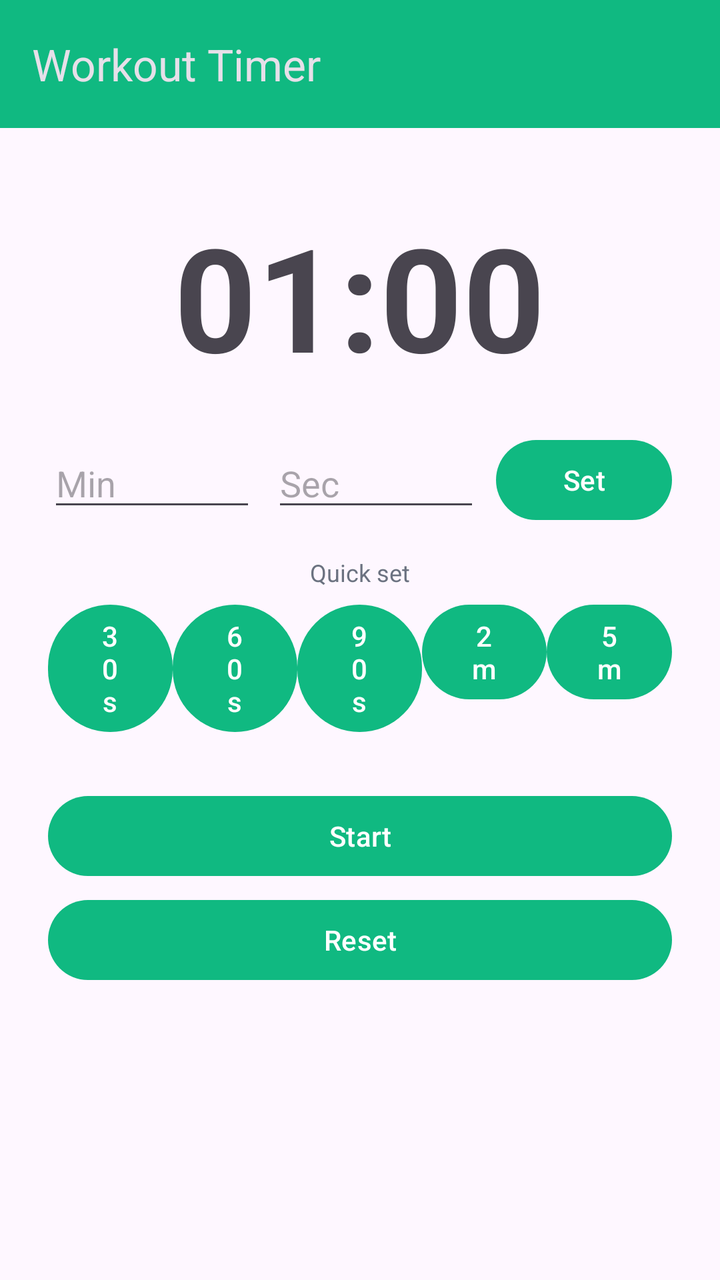
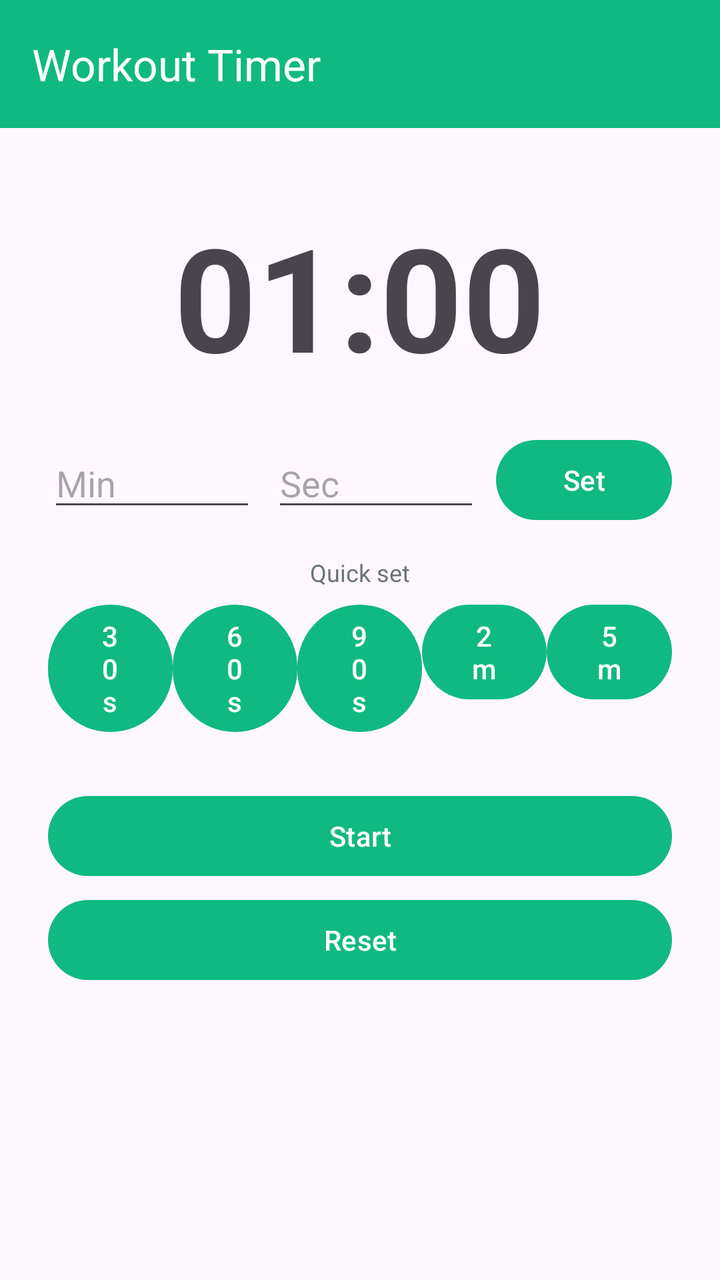

Before-and-after screenshots of an Android layout around one commit, followed by the original layout XML and the change that was made.
<!-- AndroidManifest.xml: application theme Theme.StepCoin -->
<!-- res/layout/activity_timer.xml -->
<?xml version="1.0" encoding="utf-8"?>
<LinearLayout xmlns:android="http://schemas.android.com/apk/res/android"
    xmlns:app="http://schemas.android.com/apk/res-auto"
    android:layout_width="match_parent"
    android:layout_height="match_parent"
    android:orientation="vertical">

    <com.google.android.material.appbar.MaterialToolbar
        android:id="@+id/toolbar"
        android:layout_width="match_parent"
        android:layout_height="?attr/actionBarSize"
        android:background="@color/primary"
        android:theme="@style/ThemeOverlay.Material3.Dark"
        app:title="Workout Timer" />

    <ScrollView
        android:layout_width="match_parent"
        android:layout_height="match_parent">

        <LinearLayout
            android:layout_width="match_parent"
            android:layout_height="wrap_content"
            android:orientation="vertical"
            android:gravity="center_horizontal"
            android:padding="24dp">

            <TextView
                android:id="@+id/timeTv"
                android:layout_width="wrap_content"
                android:layout_height="wrap_content"
                android:text="01:00"
                android:textSize="72sp"
                android:textStyle="bold"
                android:layout_marginTop="12dp"
                android:layout_marginBottom="20dp" />

            
            <LinearLayout
                android:layout_width="match_parent"
                android:layout_height="wrap_content"
                android:orientation="horizontal"
                android:gravity="center_vertical">
                <EditText
                    android:id="@+id/minInput"
                    android:layout_width="0dp"
                    android:layout_height="wrap_content"
                    android:layout_weight="1"
                    android:hint="Min"
                    android:inputType="number"
                    android:layout_marginEnd="8dp" />
                <EditText
                    android:id="@+id/secInput"
                    android:layout_width="0dp"
                    android:layout_height="wrap_content"
                    android:layout_weight="1"
                    android:hint="Sec"
                    android:inputType="number"
                    android:layout_marginEnd="8dp" />
                <Button
                    android:id="@+id/setBtn"
                    android:layout_width="wrap_content"
                    android:layout_height="wrap_content"
                    android:text="Set" />
            </LinearLayout>

            <TextView
                android:layout_width="wrap_content"
                android:layout_height="wrap_content"
                android:text="Quick set"
                android:textColor="@color/muted"
                android:textSize="12sp"
                android:layout_marginTop="14dp"
                android:layout_marginBottom="4dp" />

            <LinearLayout
                android:layout_width="match_parent"
                android:layout_height="wrap_content"
                android:orientation="horizontal">
                <Button android:id="@+id/p30" android:layout_width="0dp" android:layout_height="wrap_content" android:layout_weight="1" android:text="30s" />
                <Button android:id="@+id/p60" android:layout_width="0dp" android:layout_height="wrap_content" android:layout_weight="1" android:text="60s" />
                <Button android:id="@+id/p90" android:layout_width="0dp" android:layout_height="wrap_content" android:layout_weight="1" android:text="90s" />
                <Button android:id="@+id/p120" android:layout_width="0dp" android:layout_height="wrap_content" android:layout_weight="1" android:text="2m" />
                <Button android:id="@+id/p300" android:layout_width="0dp" android:layout_height="wrap_content" android:layout_weight="1" android:text="5m" />
            </LinearLayout>

            <Button
                android:id="@+id/startBtn"
                android:layout_width="match_parent"
                android:layout_height="wrap_content"
                android:layout_marginTop="24dp"
                android:text="Start" />

            <Button
                android:id="@+id/resetBtn"
                android:layout_width="match_parent"
                android:layout_height="wrap_content"
                android:layout_marginTop="4dp"
                android:text="Reset" />
        </LinearLayout>
    </ScrollView>
</LinearLayout>
<!-- resources referenced by this layout -->
<resources>
  <color name="muted">#FF6B7280</color>
  <color name="primary">#10B981</color>
  <style name="Theme.StepCoin" parent="Theme.Material3.DayNight.NoActionBar">
          <item name="colorPrimary">@color/primary</item>
          <item name="colorOnPrimary">@color/white</item>
      </style>
  <color name="white">#FFFFFFFF</color>
</resources>

<!-- the commit's change to res/layout/activity_timer.xml (unified diff, before → after) -->
@@ -10,8 +10,9 @@
         android:layout_width="match_parent"
         android:layout_height="?attr/actionBarSize"
         android:background="@color/primary"
-        android:theme="@style/ThemeOverlay.Material3.Dark"
-        app:title="Workout Timer" />
+        app:title="Workout Timer"
+        app:titleTextColor="@color/white"
+        app:navigationIconTint="@color/white" />
 
     <ScrollView
         android:layout_width="match_parent"
